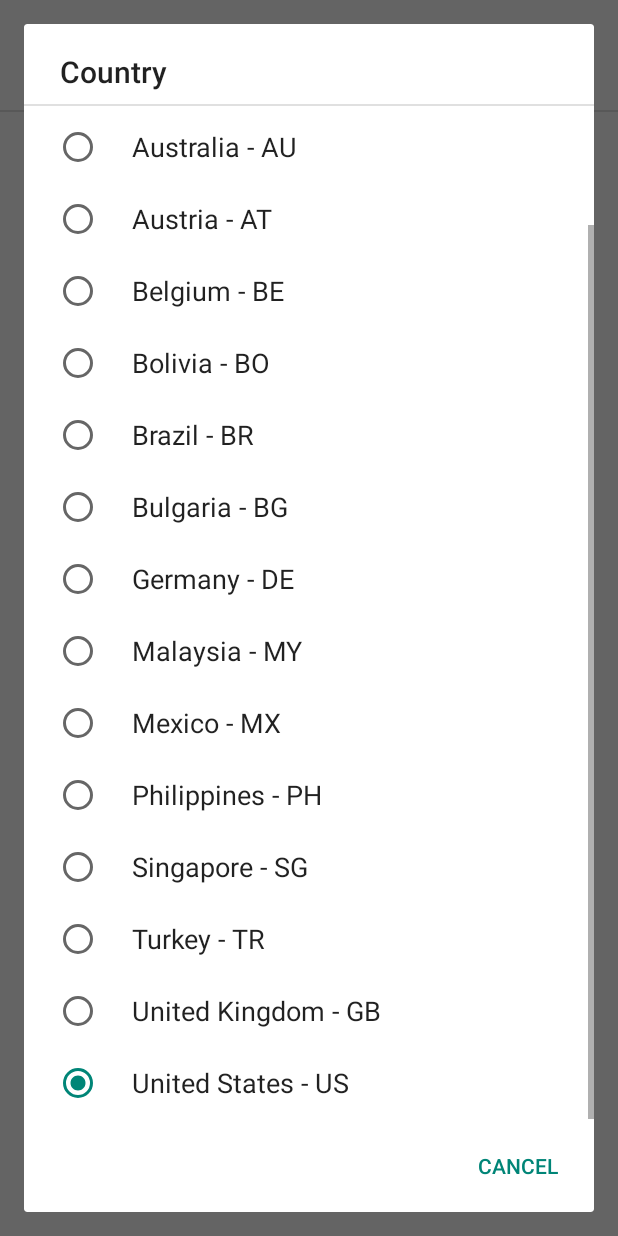
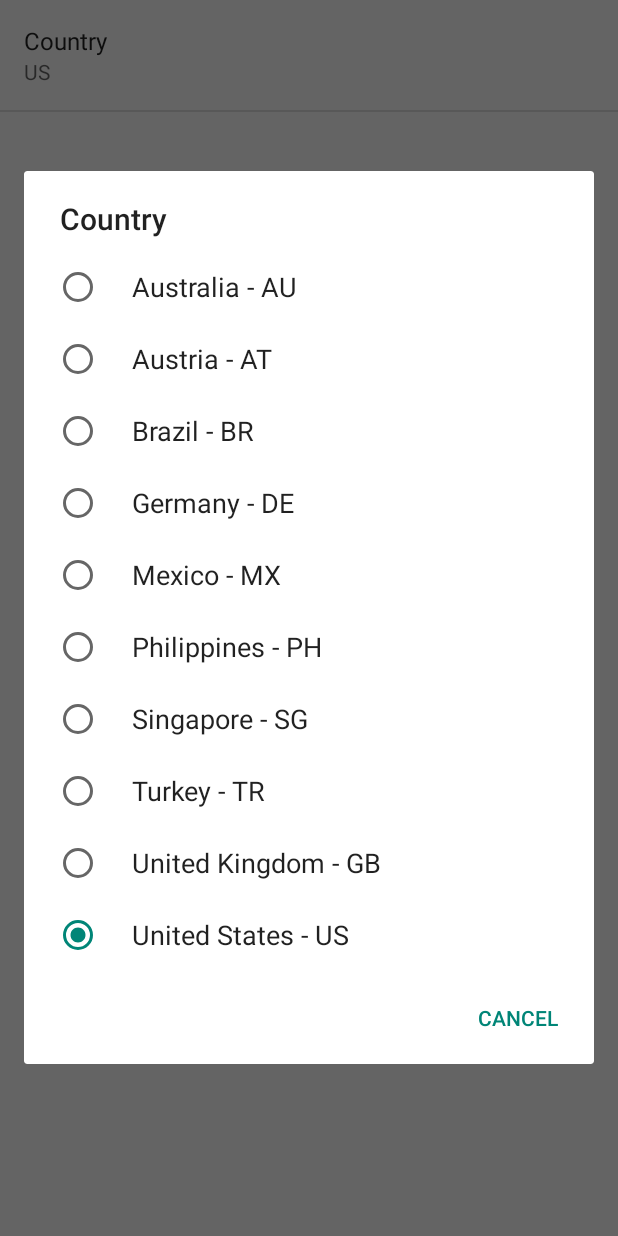
Before and after one commit to oliviadodge/spotify-streamer, an Android app: the SettingsActivity screen opened directly, with no data from a screen before it, after a tap on "Country", on a phone screen of 412 x 824 dp. Run offline under Robolectric (Android 15) with nearby library versions, the light colour scheme and no system bars.

Commit message:
remove more countries where top tracks are not available

```diff
--- a/SpotifyStreamer/app/src/main/res/values/arrays.xml
+++ b/SpotifyStreamer/app/src/main/res/values/arrays.xml
@@ -1,16 +1,10 @@
 <?xml version="1.0" encoding="utf-8"?>
 <resources>
     <string-array name="countryCodeEntries">
-        <item name="AD">Andorra - AD</item>
-        <item name="AR">Argentina - AR</item>
         <item name="AU">Australia - AU</item>
         <item name="AT">Austria - AT</item>
-        <item name="BE">Belgium - BE</item>
-        <item name="BO">Bolivia - BO</item>
         <item name="BR">Brazil - BR</item>
-        <item name="BG">Bulgaria - BG</item>
         <item name="DE">Germany - DE</item>
-        <item name="MY">Malaysia - MY</item>
         <item name="MX">Mexico - MX</item>
         <item name="PH">Philippines - PH</item>
         <item name="SG">Singapore - SG</item>
@@ -20,16 +14,10 @@
 
     </string-array>
     <string-array name="countryCodesValues">
-        <item name="AD">Andorra - AD</item>
-        <item name="AR">Argentina - AR</item>
         <item name="AU">AU</item>
         <item name="AT">AT</item>
-        <item name="BE">Belgium - BE</item>
-        <item name="BO">Bolivia - BO</item>
         <item name="BR">BR</item>
-        <item name="BG">Bulgaria - BG</item>
         <item name="DE">DE</item>
-        <item name="MY">Malaysia - MY</item>
         <item name="MX">MX</item>
         <item name="PH">PH</item>
         <item name="SG">SG</item>
```
